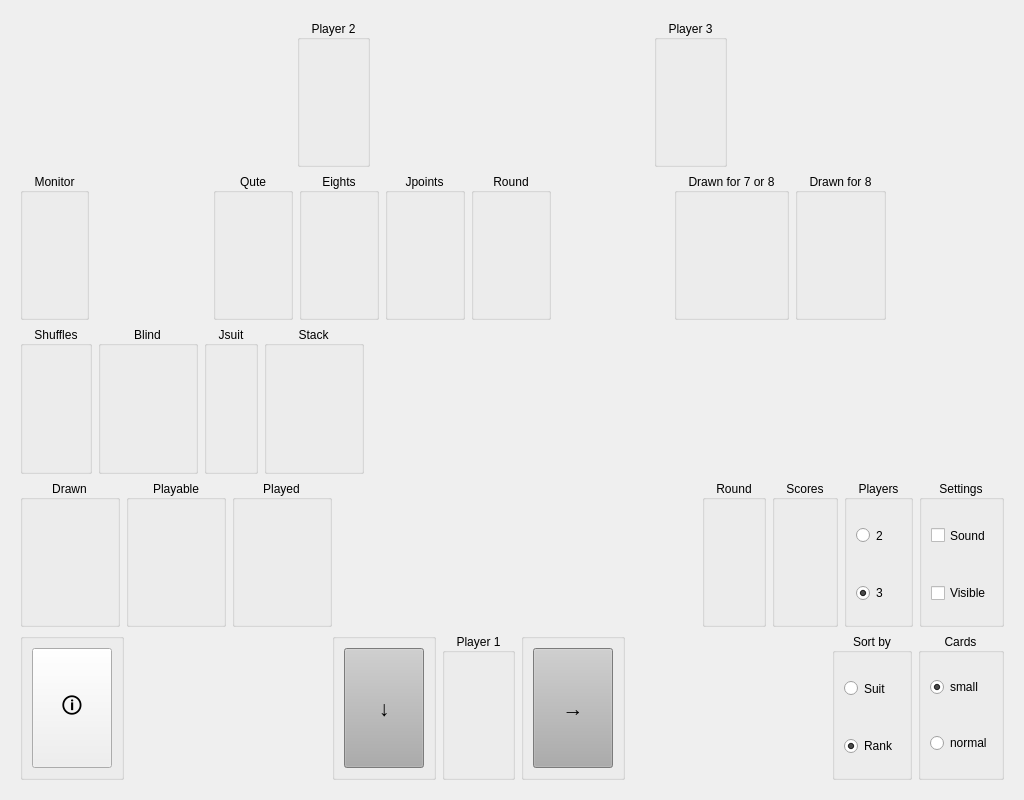
This is table.ui in squawk7x/aQuteCardGame as Qt 5 draws it before an edit. The edited form follows.
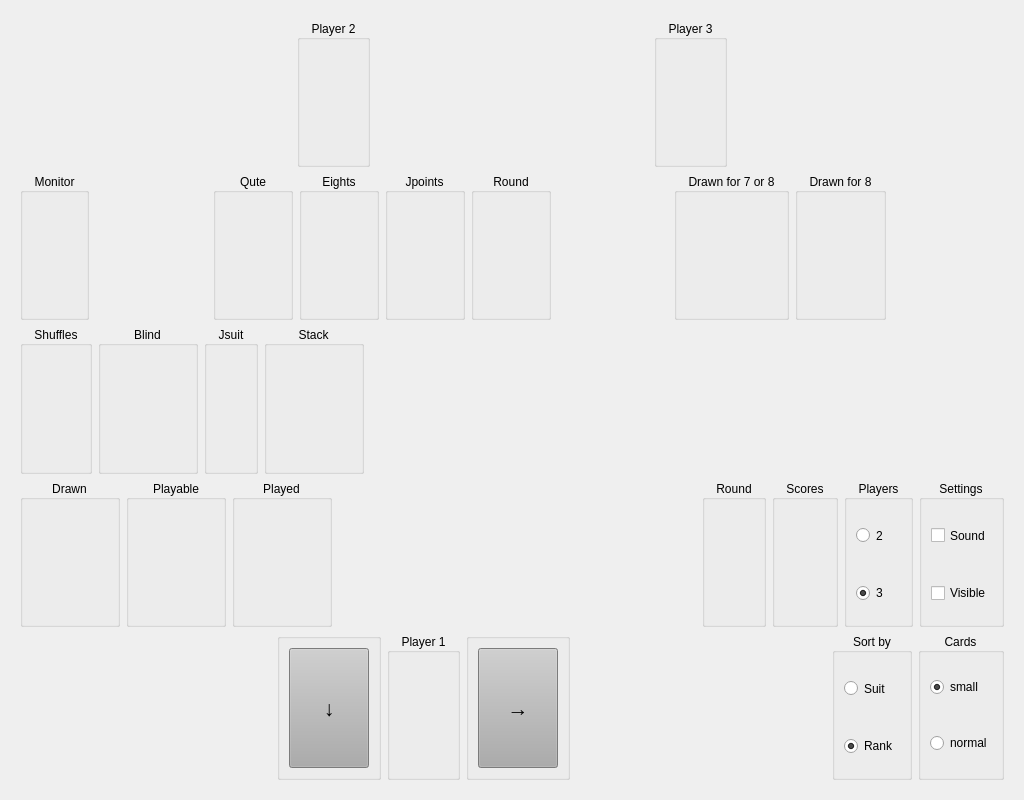
This is the edited form.

```diff
--- a/table.ui
+++ b/table.ui
@@ -866,33 +866,6 @@
       </item>
       <item>
        <layout class="QHBoxLayout" name="horizontalLayout_05">
-        <item>
-         <widget class="QGroupBox" name="groupBox_3">
-          <property name="title">
-           <string/>
-          </property>
-          <layout class="QVBoxLayout" name="verticalLayout_6">
-           <item>
-            <widget class="QPushButton" name="pbHelp">
-             <property name="sizePolicy">
-              <sizepolicy hsizetype="Preferred" vsizetype="Expanding">
-               <horstretch>0</horstretch>
-               <verstretch>0</verstretch>
-              </sizepolicy>
-             </property>
-             <property name="font">
-              <font>
-               <pointsize>16</pointsize>
-              </font>
-             </property>
-             <property name="text">
-              <string>🛈</string>
-             </property>
-            </widget>
-           </item>
-          </layout>
-         </widget>
-        </item>
         <item>
          <spacer name="horizontalSpacer_2">
           <property name="orientation">
```
